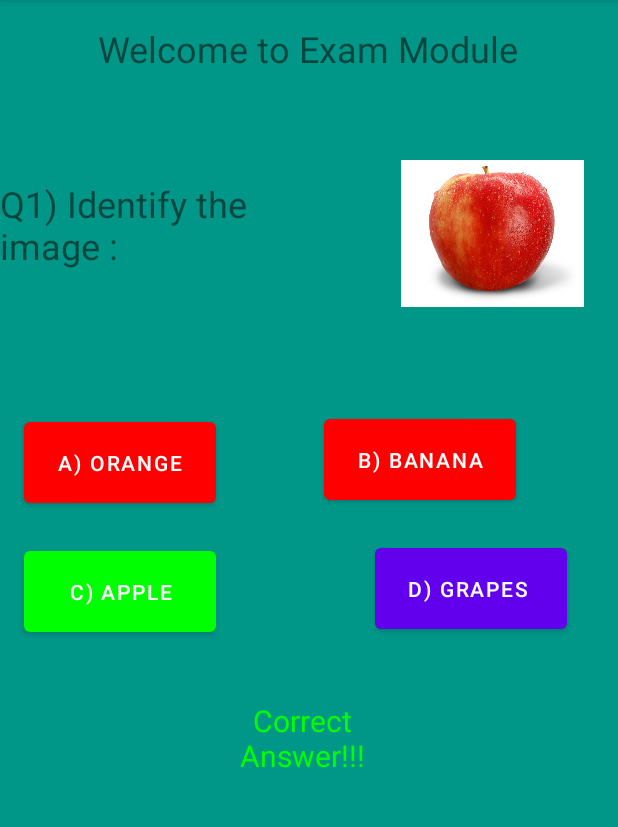
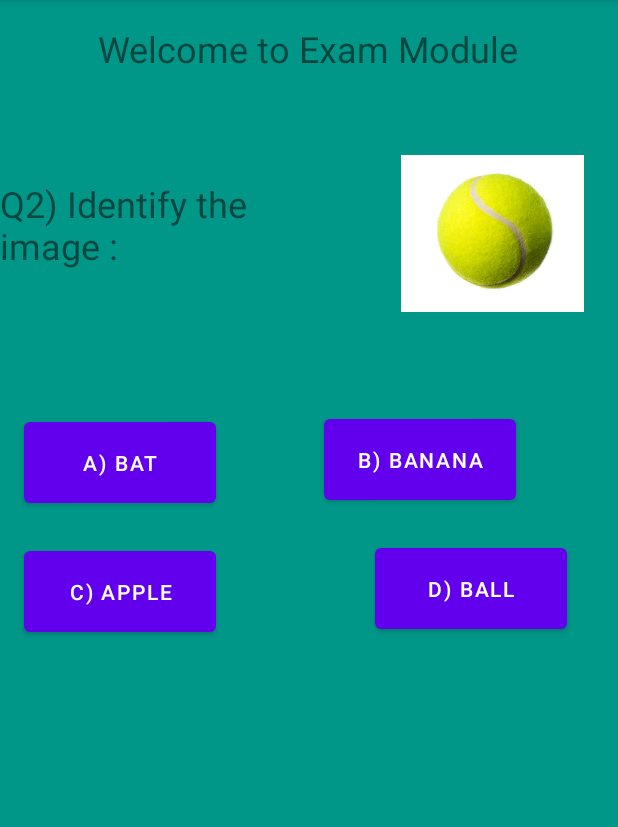
Before and after one commit to daniyal019/BSEF19A019_MC_ASSIGNMENT, an Android app: the ExamModule screen opened directly, with no data from a screen before it, after a tap on "C) APPLE", on a phone screen of 412 x 824 dp, the part 84-911 px from its top. Run offline under Robolectric (Android 15) with nearby library versions, the phone set to English and light mode, and no system bars; 2 other taps on this screen came first.

Commit message:
13th commit

```diff
--- a/app/src/main/AndroidManifest.xml
+++ b/app/src/main/AndroidManifest.xml
@@ -9,6 +9,9 @@
         android:roundIcon="@mipmap/ic_launcher_round"
         android:supportsRtl="true"
         android:theme="@style/Theme.Bsef19a019_Assignment">
+        <activity
+            android:name=".question2"
+            android:exported="false" />
         <activity
             android:name=".ExamModule"
             android:exported="false" />
--- a/app/src/main/java/com/example/bsef19a019_assignment/ExamModule.java
+++ b/app/src/main/java/com/example/bsef19a019_assignment/ExamModule.java
@@ -2,13 +2,12 @@ package com.example.bsef19a019_assignment;
 
 import androidx.appcompat.app.AppCompatActivity;
 
+import android.content.Intent;
 import android.graphics.Color;
 import android.os.Bundle;
 import android.view.View;
 import android.widget.Button;
-import android.widget.EditText;
 import android.widget.TextView;
-import android.widget.ImageView;
 
 public class ExamModule extends AppCompatActivity {
 Button btn5,btn6,btn7,btn8;
@@ -18,11 +17,11 @@ TextView txt;
         super.onCreate(savedInstanceState);
         setContentView(R.layout.activity_exam_module);
 
-        btn5=(Button)findViewById(R.id.btn5);
-        btn6=(Button)findViewById(R.id.btn6);
-        btn7=(Button)findViewById(R.id.btn7);
-        btn8=(Button)findViewById(R.id.btn8);
-        txt=(TextView) findViewById(R.id.txt);
+        btn5=(Button)findViewById(R.id.btn10);
+        btn6=(Button)findViewById(R.id.btn11);
+        btn7=(Button)findViewById(R.id.btn12);
+        btn8=(Button)findViewById(R.id.btn13);
+        txt=(TextView) findViewById(R.id.txt1);
 
         btn5.setOnClickListener(new View.OnClickListener() {
             @Override
@@ -48,6 +47,9 @@ TextView txt;
                 btn7.setBackgroundColor(Color.GREEN);
                 txt.setTextColor(Color.GREEN);
                 txt.setText("Correct Answer!!!");
+                Intent intent= new Intent(ExamModule.this,question2.class);
+                startActivity(intent);
+
             }
         });
 
--- /dev/null
+++ b/app/src/main/java/com/example/bsef19a019_assignment/question2.java
@@ -0,0 +1,69 @@
+package com.example.bsef19a019_assignment;
+
+import androidx.appcompat.app.AppCompatActivity;
+
+import android.content.Intent;
+import android.graphics.Color;
+import android.os.Bundle;
+import android.view.View;
+import android.widget.Button;
+import android.widget.EditText;
+import android.widget.TextView;
+import android.widget.ImageView;
+
+public class question2 extends AppCompatActivity {
+    Button btn10,btn11,btn12,btn13;
+    TextView txt1;
+    @Override
+    protected void onCreate(Bundle savedInstanceState) {
+        super.onCreate(savedInstanceState);
+        setContentView(R.layout.activity_question2);
+
+        btn10=(Button)findViewById(R.id.btn10);
+        btn11=(Button)findViewById(R.id.btn11);
+        btn12=(Button)findViewById(R.id.btn12);
+        btn13=(Button)findViewById(R.id.btn13);
+        txt1=(TextView) findViewById(R.id.txt1);
+
+        btn10.setOnClickListener(new View.OnClickListener() {
+            @Override
+            public void onClick(View view) {
+                btn10.setBackgroundColor(Color.RED);
+                txt1.setTextColor(Color.RED);
+                txt1.setText("Wrong Choice!!!!");
+
+            }
+        });
+
+        btn11.setOnClickListener(new View.OnClickListener() {
+            @Override
+            public void onClick(View view) {
+                btn11.setBackgroundColor(Color.RED);
+                txt1.setTextColor(Color.RED);
+                txt1.setText("Wrong Choice!!!!");
+            }
+        });
+        btn12.setOnClickListener(new View.OnClickListener() {
+            @Override
+            public void onClick(View view) {
+
+                btn11.setBackgroundColor(Color.RED);
+                txt1.setTextColor(Color.RED);
+                txt1.setText("Wrong Choice!!!!");
+            }
+        });
+
+        btn13.setOnClickListener(new View.OnClickListener() {
+            @Override
+            public void onClick(View view) {
+                btn13.setBackgroundColor(Color.GREEN);
+                txt1.setTextColor(Color.GREEN);
+                txt1.setText("Correct Answer!!!");
+                //Intent intent= new Intent(ExamModule.this,question2.class);
+                //startActivity(intent);
+            }
+        });
+
+
+    }
+}
--- a/app/src/main/res/layout/activity_exam_module.xml
+++ b/app/src/main/res/layout/activity_exam_module.xml
@@ -41,7 +41,7 @@
         app:srcCompat="@drawable/appl" />
 
     <Button
-        android:id="@+id/btn5"
+        android:id="@+id/btn10"
         android:layout_width="128sp"
         android:layout_height="66sp"
         android:layout_marginStart="16dp"
@@ -51,7 +51,7 @@
         app:layout_constraintTop_toTopOf="@+id/textView5" />
 
     <Button
-        android:id="@+id/btn6"
+        android:id="@+id/btn11"
         android:layout_width="128sp"
         android:layout_height="66sp"
         android:layout_marginStart="36dp"
@@ -59,32 +59,32 @@
         android:text="b) Banana"
         app:layout_constraintEnd_toEndOf="parent"
         app:layout_constraintHorizontal_bias="0.349"
-        app:layout_constraintStart_toEndOf="@+id/btn5"
+        app:layout_constraintStart_toEndOf="@+id/btn10"
         app:layout_constraintTop_toBottomOf="@+id/textView5" />
 
     <Button
-        android:id="@+id/btn7"
+        android:id="@+id/btn12"
         android:layout_width="128sp"
         android:layout_height="66sp"
         android:layout_marginStart="16dp"
         android:layout_marginTop="20dp"
         android:text="c) APPLE"
         app:layout_constraintStart_toStartOf="parent"
-        app:layout_constraintTop_toBottomOf="@+id/btn5" />
+        app:layout_constraintTop_toBottomOf="@+id/btn10" />
 
     <Button
-        android:id="@+id/btn8"
+        android:id="@+id/btn13"
         android:layout_width="128sp"
         android:layout_height="66sp"
         android:layout_marginTop="20dp"
         android:text="d) Grapes "
         app:layout_constraintEnd_toEndOf="parent"
         app:layout_constraintHorizontal_bias="0.755"
-        app:layout_constraintStart_toEndOf="@+id/btn7"
-        app:layout_constraintTop_toBottomOf="@+id/btn6" />
+        app:layout_constraintStart_toEndOf="@+id/btn12"
+        app:layout_constraintTop_toBottomOf="@+id/btn11" />
 
     <TextView
-        android:id="@+id/txt"
+        android:id="@+id/txt1"
         android:layout_width="132dp"
         android:layout_height="62dp"
         android:layout_marginTop="36dp"
@@ -93,5 +93,5 @@
         app:layout_constraintEnd_toEndOf="parent"
         app:layout_constraintHorizontal_bias="0.483"
         app:layout_constraintStart_toStartOf="parent"
-        app:layout_constraintTop_toBottomOf="@+id/btn8" />
+        app:layout_constraintTop_toBottomOf="@+id/btn13" />
 </androidx.constraintlayout.widget.ConstraintLayout>
--- a/app/src/main/res/layout/activity_learning.xml
+++ b/app/src/main/res/layout/activity_learning.xml
@@ -24,10 +24,12 @@
         android:id="@+id/btn3"
         android:layout_width="wrap_content"
         android:layout_height="wrap_content"
-        android:layout_marginTop="104dp"
+        android:layout_marginTop="100dp"
         android:hint="Go"
-        app:layout_constraintTop_toTopOf="@+id/edit"
-        tools:layout_editor_absoluteX="161dp" />
+        app:layout_constraintEnd_toEndOf="parent"
+        app:layout_constraintHorizontal_bias="0.498"
+        app:layout_constraintStart_toStartOf="parent"
+        app:layout_constraintTop_toTopOf="@+id/edit" />
 
     <EditText
         android:id="@+id/edit"
@@ -35,6 +37,7 @@
         android:layout_height="wrap_content"
         android:layout_marginTop="80dp"
         android:ems="10"
+        android:gravity="center"
         android:hint="Enter Alphabet"
         android:inputType="textPersonName"
         app:layout_constraintEnd_toEndOf="parent"
--- /dev/null
+++ b/app/src/main/res/layout/activity_question2.xml
@@ -0,0 +1,103 @@
+<?xml version="1.0" encoding="utf-8"?>
+<androidx.constraintlayout.widget.ConstraintLayout xmlns:android="http://schemas.android.com/apk/res/android"
+    xmlns:app="http://schemas.android.com/apk/res-auto"
+    xmlns:tools="http://schemas.android.com/tools"
+    android:layout_width="match_parent"
+    android:layout_height="match_parent"
+    tools:context=".question2">
+
+    <androidx.constraintlayout.widget.ConstraintLayout
+        android:layout_width="match_parent"
+        android:layout_height="match_parent"
+        android:background="#009688"
+        tools:context=".ExamModule">
+
+        <TextView
+            android:id="@+id/textView4"
+            android:layout_width="wrap_content"
+            android:layout_height="wrap_content"
+            android:layout_marginTop="16dp"
+            android:text="Welcome to Exam Module"
+            android:textSize="24sp"
+            app:layout_constraintEnd_toEndOf="parent"
+            app:layout_constraintHorizontal_bias="0.496"
+            app:layout_constraintStart_toStartOf="parent"
+            app:layout_constraintTop_toTopOf="parent" />
+
+        <TextView
+            android:id="@+id/textView5"
+            android:layout_width="241dp"
+            android:layout_height="70dp"
+            android:layout_marginTop="103dp"
+            android:text="Q2) Identify the image :"
+            android:textSize="24sp"
+            app:layout_constraintStart_toStartOf="parent"
+            app:layout_constraintTop_toTopOf="@+id/textView4" />
+
+        <ImageView
+            android:id="@+id/imageView"
+            android:layout_width="122dp"
+            android:layout_height="127dp"
+            android:layout_marginTop="76dp"
+            app:layout_constraintEnd_toEndOf="parent"
+            app:layout_constraintHorizontal_bias="0.531"
+            app:layout_constraintStart_toEndOf="@+id/textView5"
+            app:layout_constraintTop_toTopOf="@+id/textView4"
+            app:srcCompat="@drawable/ball" />
+
+        <Button
+            android:id="@+id/btn10"
+            android:layout_width="128sp"
+            android:layout_height="66sp"
+            android:layout_marginStart="16dp"
+            android:layout_marginTop="156dp"
+            android:text="a) Bat"
+            app:layout_constraintStart_toStartOf="parent"
+            app:layout_constraintTop_toTopOf="@+id/textView5" />
+
+        <Button
+            android:id="@+id/btn11"
+            android:layout_width="128sp"
+            android:layout_height="66sp"
+            android:layout_marginStart="36dp"
+            android:layout_marginTop="84dp"
+            android:text="b) Banana"
+            app:layout_constraintEnd_toEndOf="parent"
+            app:layout_constraintHorizontal_bias="0.349"
+            app:layout_constraintStart_toEndOf="@+id/btn10"
+            app:layout_constraintTop_toBottomOf="@+id/textView5" />
+
+        <Button
+            android:id="@+id/btn12"
+            android:layout_width="128sp"
+            android:layout_height="66sp"
+            android:layout_marginStart="16dp"
+            android:layout_marginTop="20dp"
+            android:text="c) APPLE"
+            app:layout_constraintStart_toStartOf="parent"
+            app:layout_constraintTop_toBottomOf="@+id/btn10" />
+
+        <Button
+            android:id="@+id/btn13"
+            android:layout_width="128sp"
+            android:layout_height="66sp"
+            android:layout_marginTop="20dp"
+            android:text="d) Ball"
+            app:layout_constraintEnd_toEndOf="parent"
+            app:layout_constraintHorizontal_bias="0.755"
+            app:layout_constraintStart_toEndOf="@+id/btn12"
+            app:layout_constraintTop_toBottomOf="@+id/btn11" />
+
+        <TextView
+            android:id="@+id/txt1"
+            android:layout_width="132dp"
+            android:layout_height="62dp"
+            android:layout_marginTop="36dp"
+            android:gravity="center"
+            android:textSize="20sp"
+            app:layout_constraintEnd_toEndOf="parent"
+            app:layout_constraintHorizontal_bias="0.483"
+            app:layout_constraintStart_toStartOf="parent"
+            app:layout_constraintTop_toBottomOf="@+id/btn13" />
+    </androidx.constraintlayout.widget.ConstraintLayout>
+</androidx.constraintlayout.widget.ConstraintLayout>
```
